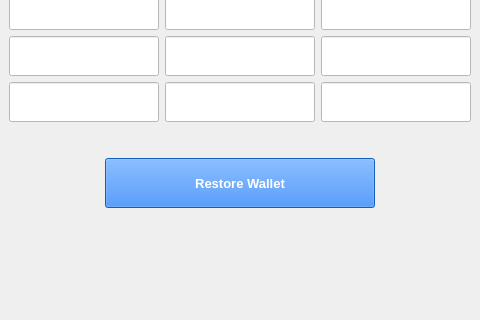
Before: the Qt Designer form src/qt/forms/restorewalletpage.ui in projectpai/paicoin, drawn with Qt 5; both pictures show x 169 to 649 and y 224 to 544 of the 803 by 544 pixel window.
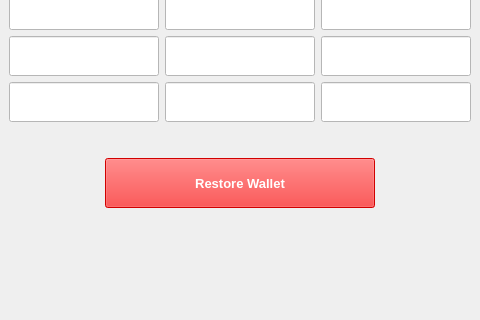
After: the same form once the commit is applied. Icons and pictures are not drawn.

Commit message: validated line input on textEdited signal and corrected button style

Diff of the .ui file:
```diff
--- a/src/qt/forms/restorewalletpage.ui
+++ b/src/qt/forms/restorewalletpage.ui
@@ -365,8 +365,8 @@
           </font>
          </property>
          <property name="styleSheet">
-          <string notr="true">background:#1972ea;
-color:#fff;</string>
+          <string notr="true">QPushButton{background:#1972ea;color:#fff;}
+QPushButton:disabled {background-color:#ff0000;}</string>
          </property>
          <property name="text">
           <string>Restore Wallet</string>
```
The commit also changes 2 other files.
